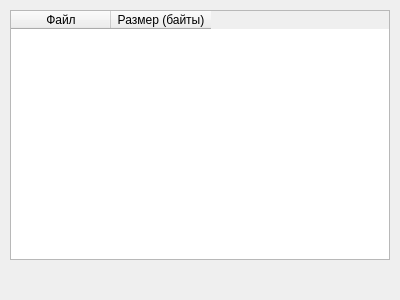
Old version of the form resultswindow.ui in the repository badamPss/hw2_QtCreator.
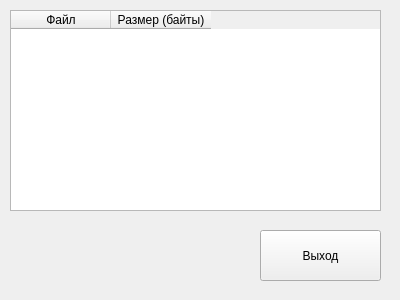
New version of the form.

Diff of the .ui file:
```diff
--- a/resultswindow.ui
+++ b/resultswindow.ui
@@ -18,8 +18,8 @@
     <rect>
      <x>10</x>
      <y>10</y>
-     <width>380</width>
-     <height>250</height>
+     <width>371</width>
+     <height>201</height>
     </rect>
    </property>
    <column>
@@ -33,5 +33,18 @@
     </property>
    </column>
   </widget>
+  <widget class="QPushButton" name="exitButton">
+   <property name="geometry">
+    <rect>
+     <x>260</x>
+     <y>230</y>
+     <width>121</width>
+     <height>51</height>
+    </rect>
+   </property>
+   <property name="text">
+    <string>Выход</string>
+   </property>
+  </widget>
  </widget>
 </ui>
```
Left out of the diff: 2 changed lines with no effect on the pictures.
